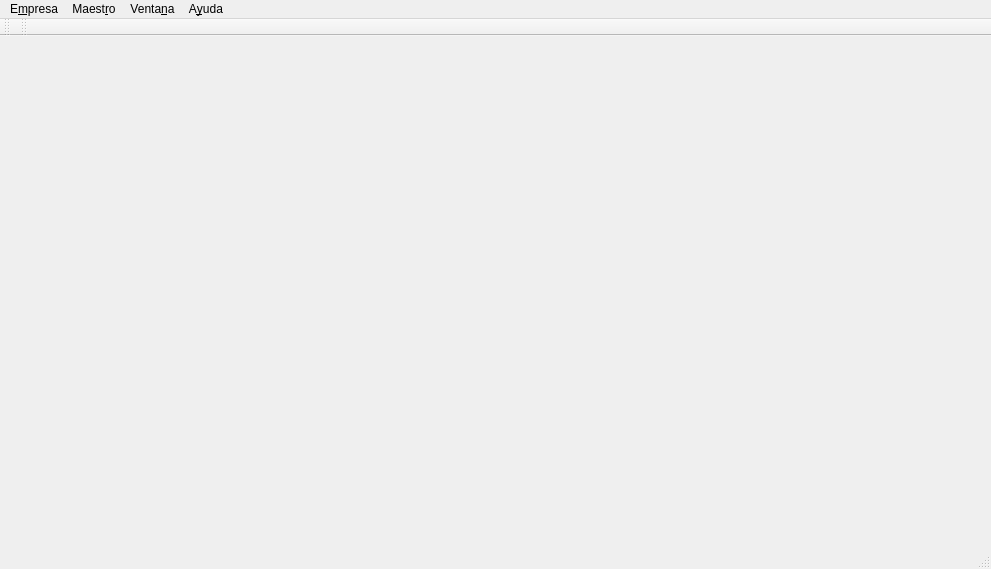
First picture: the form in bulmages/bulmafact/src/bulmafactbase.ui, repository eboladev/Bulmages-1, before the edit.
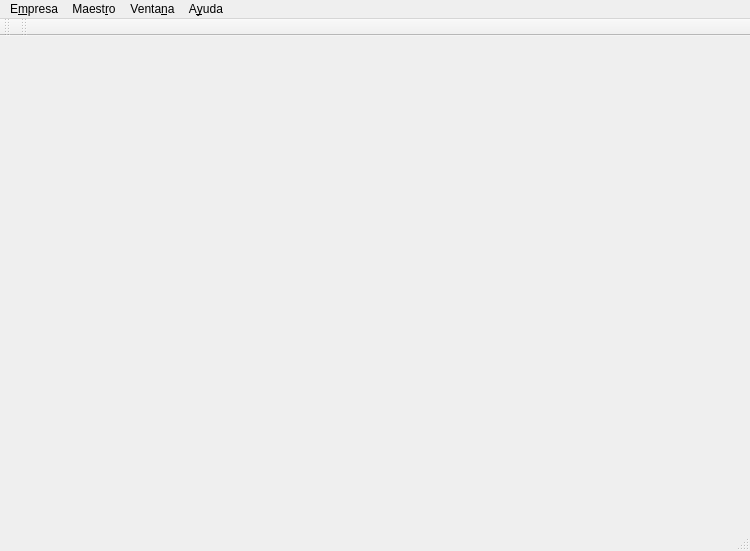
Second picture: the form after the edit. Icons and pictures are not drawn.

Commit message: Elimino el menu almacenes de bulmafactbase ya que ahora lo pone el plugin.

Patch:
```diff
--- a/bulmages/bulmafact/src/bulmafactbase.ui
+++ b/bulmages/bulmafact/src/bulmafactbase.ui
@@ -5,8 +5,8 @@
    <rect>
     <x>0</x>
     <y>0</y>
-    <width>991</width>
-    <height>569</height>
+    <width>750</width>
+    <height>551</height>
    </rect>
   </property>
   <property name="minimumSize" >
@@ -29,9 +29,9 @@
    <property name="geometry" >
     <rect>
      <x>0</x>
-     <y>46</y>
-     <width>991</width>
-     <height>491</height>
+     <y>38</y>
+     <width>750</width>
+     <height>489</height>
     </rect>
    </property>
   </widget>
@@ -40,8 +40,8 @@
     <rect>
      <x>0</x>
      <y>0</y>
-     <width>991</width>
-     <height>32</height>
+     <width>750</width>
+     <height>24</height>
     </rect>
    </property>
    <widget class="QMenu" name="menuAcerca_de" >
@@ -91,9 +91,9 @@
    <property name="geometry" >
     <rect>
      <x>0</x>
-     <y>537</y>
-     <width>991</width>
-     <height>32</height>
+     <y>527</y>
+     <width>750</width>
+     <height>24</height>
     </rect>
    </property>
   </widget>
@@ -147,8 +147,8 @@
    <property name="geometry" >
     <rect>
      <x>14</x>
-     <y>32</y>
-     <width>977</width>
+     <y>24</y>
+     <width>736</width>
      <height>14</height>
     </rect>
    </property>
```
Left out of the diff: 4 changed lines with no effect on the pictures.
